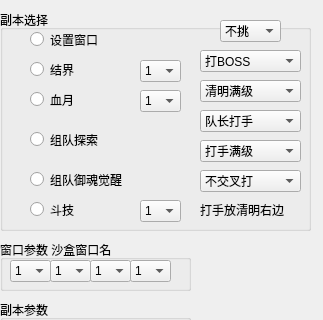
The window that yys/UI/yysUI.ui (w978211741/yys) describes before a commit, drawn with Qt 5; both pictures show x 0 to 323 and y 0 to 320 of the 323 by 851 pixel window.
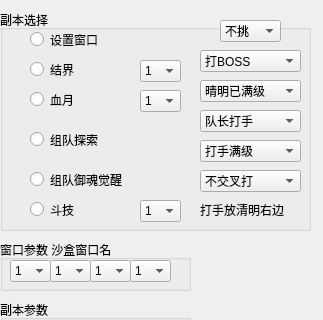
The same window after the commit. Icons and pictures are not drawn.

Patch:
```diff
--- a/yys/UI/yysUI.ui
+++ b/yys/UI/yysUI.ui
@@ -429,7 +429,7 @@
      </property>
      <item>
       <property name="text">
-       <string>清明满级</string>
+       <string>晴明已满级</string>
       </property>
      </item>
      <item>
```
Left out of the diff: 2 changed lines with no effect on the pictures.
